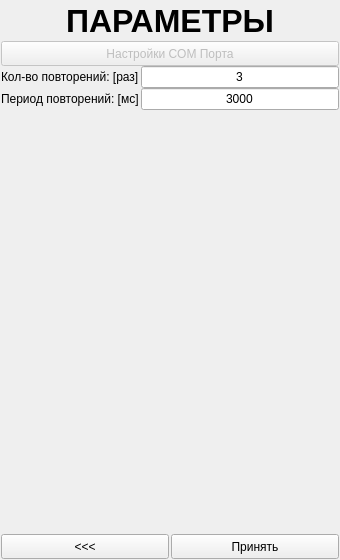
DavidSiegman/PLC_RF_Configurator, file ANDROID_FORMS/settings_form.ui: the form before one commit.
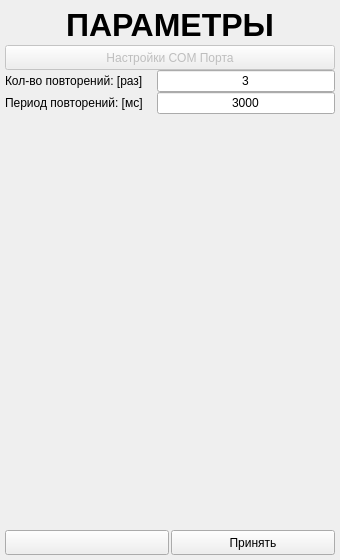
The form after the commit. Icons and pictures are not drawn.

Commit message: 08.11.2018 20:56: Sniffer settings form

The edit to the form file:
```diff
--- a/ANDROID_FORMS/settings_form.ui
+++ b/ANDROID_FORMS/settings_form.ui
@@ -18,16 +18,16 @@
     <number>0</number>
    </property>
    <property name="leftMargin">
-    <number>1</number>
+    <number>5</number>
    </property>
    <property name="topMargin">
-    <number>1</number>
+    <number>5</number>
    </property>
    <property name="rightMargin">
-    <number>1</number>
+    <number>5</number>
    </property>
    <property name="bottomMargin">
-    <number>1</number>
+    <number>5</number>
    </property>
    <item>
     <widget class="QLabel" name="label">
@@ -39,6 +39,7 @@
      </property>
      <property name="font">
       <font>
+       <family>Microsoft YaHei UI</family>
        <pointsize>24</pointsize>
        <weight>75</weight>
        <bold>true</bold>
@@ -63,6 +64,11 @@
        <height>25</height>
       </size>
      </property>
+     <property name="font">
+      <font>
+       <family>Microsoft YaHei UI</family>
+      </font>
+     </property>
      <property name="text">
       <string>Настройки COM Порта</string>
      </property>
@@ -83,10 +89,15 @@
        </property>
        <property name="minimumSize">
         <size>
-         <width>0</width>
+         <width>150</width>
          <height>20</height>
         </size>
        </property>
+       <property name="font">
+        <font>
+         <family>Microsoft YaHei UI</family>
+        </font>
+       </property>
        <property name="text">
         <string>Кол-во повторений: [раз]</string>
        </property>
@@ -106,6 +117,11 @@
          <height>20</height>
         </size>
        </property>
+       <property name="font">
+        <font>
+         <family>Microsoft YaHei UI</family>
+        </font>
+       </property>
        <property name="text">
         <string>3</string>
        </property>
@@ -125,10 +141,15 @@
       <widget class="QLabel" name="label_3">
        <property name="minimumSize">
         <size>
-         <width>0</width>
+         <width>150</width>
          <height>20</height>
         </size>
        </property>
+       <property name="font">
+        <font>
+         <family>Microsoft YaHei UI</family>
+        </font>
+       </property>
        <property name="text">
         <string>Период повторений: [мс]</string>
        </property>
@@ -148,6 +169,11 @@
          <height>20</height>
         </size>
        </property>
+       <property name="font">
+        <font>
+         <family>Microsoft YaHei UI</family>
+        </font>
+       </property>
        <property name="text">
         <string>3000</string>
        </property>
@@ -191,7 +217,17 @@
         </size>
        </property>
        <property name="text">
-        <string>&lt;&lt;&lt;</string>
+        <string/>
+       </property>
+       <property name="icon">
+        <iconset resource="../RESOURCES/images.qrc">
+         <normaloff>:/new/icons/images/BACK_2.png</normaloff>:/new/icons/images/BACK_2.png</iconset>
+       </property>
+       <property name="iconSize">
+        <size>
+         <width>30</width>
+         <height>30</height>
+        </size>
        </property>
       </widget>
      </item>
@@ -209,6 +245,11 @@
          <height>25</height>
         </size>
        </property>
+       <property name="font">
+        <font>
+         <family>Microsoft YaHei UI</family>
+        </font>
+       </property>
        <property name="text">
         <string>Принять</string>
        </property>
```
Left out of the diff: 4 changed lines with no effect on the pictures. The commit also changes 20 other files.
